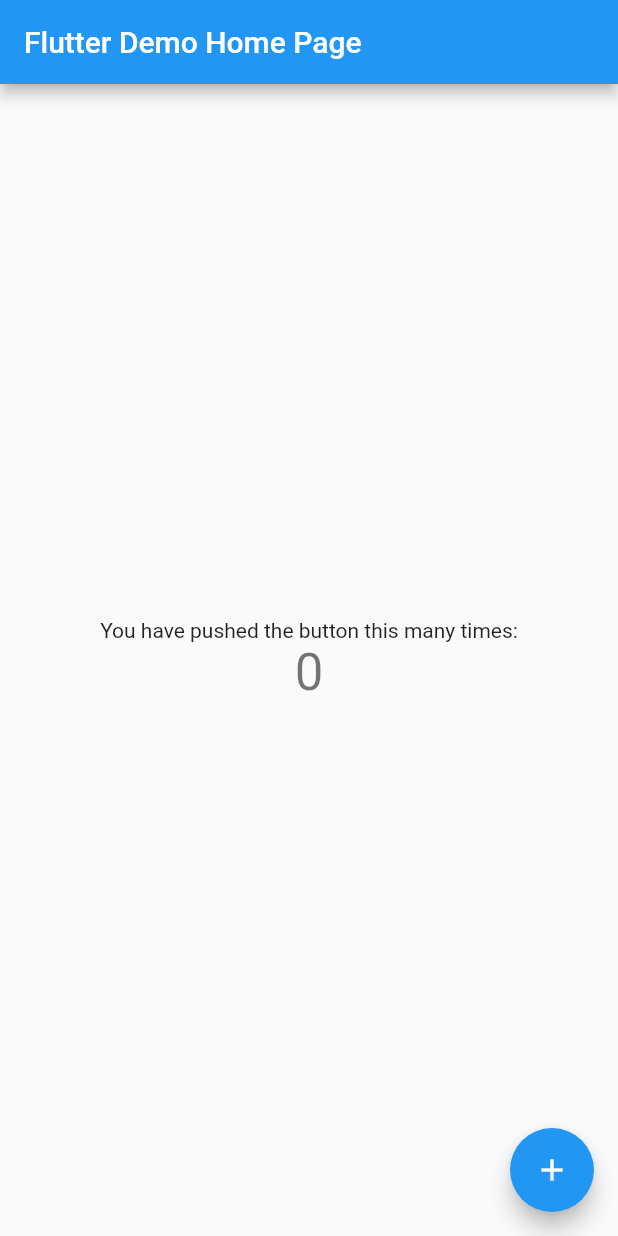
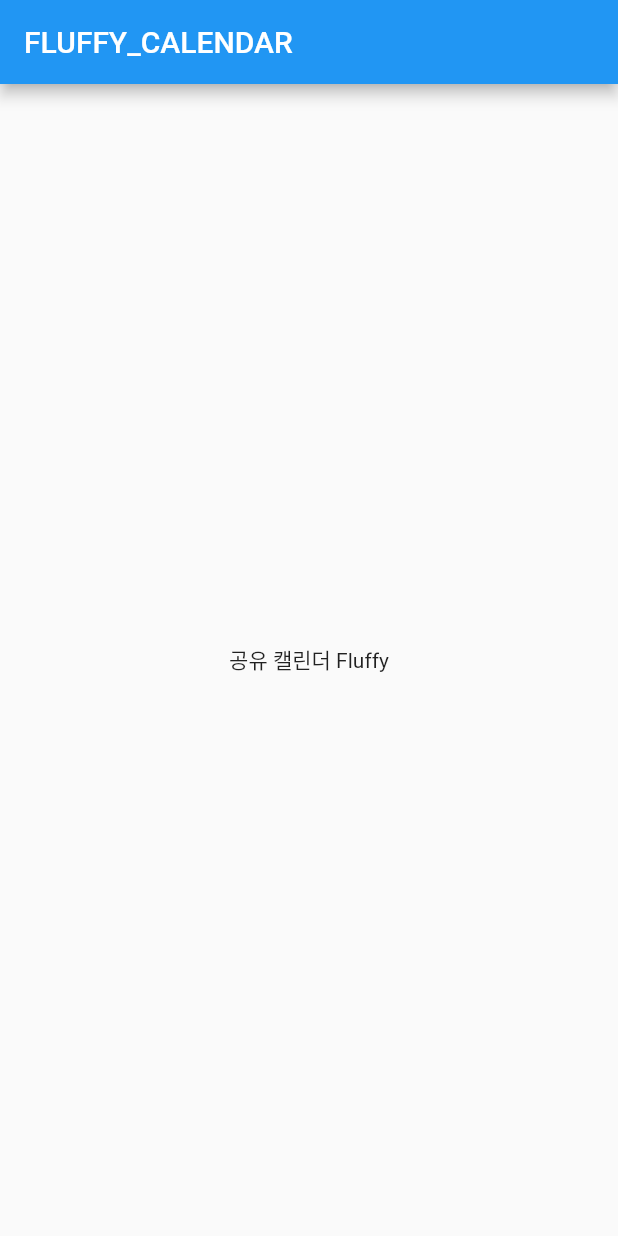
Before and after one commit to Fluffy-SharingCalendar/Frontend_MVP, a Flutter app: the screen it shows after launch, on a phone screen of 412 x 824 dp. Run offline on Flutter 3.47's test engine with Material 2 defaults, Android fonts, the light colour scheme and no system bars.

Commit message:
feat : Calendar Page 생성
issues : #1

```diff
--- a/lib/main.dart
+++ b/lib/main.dart
@@ -1,4 +1,5 @@
 import 'package:flutter/material.dart';
+import 'package:fluffy_mvp/pages/calendar_page.dart';
 
 void main() {
   runApp(const MyApp());
@@ -7,109 +8,18 @@
 class MyApp extends StatelessWidget {
   const MyApp({super.key});
 
-  // This widget is the root of your application.
   @override
   Widget build(BuildContext context) {
     return MaterialApp(
       title: 'Flutter Demo',
       theme: ThemeData(
-        // This is the theme of your application.
-        //
-        // Try running your application with "flutter run". You'll see the
-        // application has a blue toolbar. Then, without quitting the app, try
-        // changing the primarySwatch below to Colors.green and then invoke
-        // "hot reload" (press "r" in the console where you ran "flutter run",
-        // or simply save your changes to "hot reload" in a Flutter IDE).
-        // Notice that the counter didn't reset back to zero; the application
-        // is not restarted.
         primarySwatch: Colors.blue,
       ),
-      home: const MyHomePage(title: 'Flutter Demo Home Page'),
+      debugShowCheckedModeBanner: false,
+      initialRoute: '/',
+      routes: {
+        '/': (context) => const CalendarPage(),
+      },
     );
   }
 }
-
-class MyHomePage extends StatefulWidget {
-  const MyHomePage({super.key, required this.title});
-
-  // This widget is the home page of your application. It is stateful, meaning
-  // that it has a State object (defined below) that contains fields that affect
-  // how it looks.
-
-  // This class is the configuration for the state. It holds the values (in this
-  // case the title) provided by the parent (in this case the App widget) and
-  // used by the build method of the State. Fields in a Widget subclass are
-  // always marked "final".
-
-  final String title;
-
-  @override
-  State<MyHomePage> createState() => _MyHomePageState();
-}
-
-class _MyHomePageState extends State<MyHomePage> {
-  int _counter = 0;
-
-  void _incrementCounter() {
-    setState(() {
-      // This call to setState tells the Flutter framework that something has
-      // changed in this State, which causes it to rerun the build method below
-      // so that the display can reflect the updated values. If we changed
-      // _counter without calling setState(), then the build method would not be
-      // called again, and so nothing would appear to happen.
-      _counter++;
-    });
-  }
-
-  @override
-  Widget build(BuildContext context) {
-    // This method is rerun every time setState is called, for instance as done
-    // by the _incrementCounter method above.
-    //
-    // The Flutter framework has been optimized to make rerunning build methods
-    // fast, so that you can just rebuild anything that needs updating rather
-    // than having to individually change instances of widgets.
-    return Scaffold(
-      appBar: AppBar(
-        // Here we take the value from the MyHomePage object that was created by
-        // the App.build method, and use it to set our appbar title.
-        title: Text(widget.title),
-      ),
-      body: Center(
-        // Center is a layout widget. It takes a single child and positions it
-        // in the middle of the parent.
-        child: Column(
-          // Column is also a layout widget. It takes a list of children and
-          // arranges them vertically. By default, it sizes itself to fit its
-          // children horizontally, and tries to be as tall as its parent.
-          //
-          // Invoke "debug painting" (press "p" in the console, choose the
-          // "Toggle Debug Paint" action from the Flutter Inspector in Android
-          // Studio, or the "Toggle Debug Paint" command in Visual Studio Code)
-          // to see the wireframe for each widget.
-          //
-          // Column has various properties to control how it sizes itself and
-          // how it positions its children. Here we use mainAxisAlignment to
-          // center the children vertically; the main axis here is the vertical
-          // axis because Columns are vertical (the cross axis would be
-          // horizontal).
-          mainAxisAlignment: MainAxisAlignment.center,
-          children: <Widget>[
-            const Text(
-              'You have pushed the button this many times:',
-            ),
-            Text(
-              '$_counter',
-              style: Theme.of(context).textTheme.headlineMedium,
-            ),
-          ],
-        ),
-      ),
-      floatingActionButton: FloatingActionButton(
-        onPressed: _incrementCounter,
-        tooltip: 'Increment',
-        child: const Icon(Icons.add),
-      ), // This trailing comma makes auto-formatting nicer for build methods.
-    );
-  }
-}
--- /dev/null
+++ b/lib/pages/calendar_page.dart
@@ -0,0 +1,24 @@
+import 'package:flutter/material.dart';
+
+class CalendarPage extends StatefulWidget {
+  const CalendarPage({
+    super.key,
+  });
+
+  @override
+  State<CalendarPage> createState() => _CalendarPageState();
+}
+
+class _CalendarPageState extends State<CalendarPage> {
+  @override
+  Widget build(BuildContext context) {
+    return Scaffold(
+      appBar: AppBar(
+        title: const Text("FLUFFY_CALENDAR"),
+      ),
+      body: const Center(
+        child: Text("공유 캘린더 Fluffy"),
+      ),
+    );
+  }
+}
```
